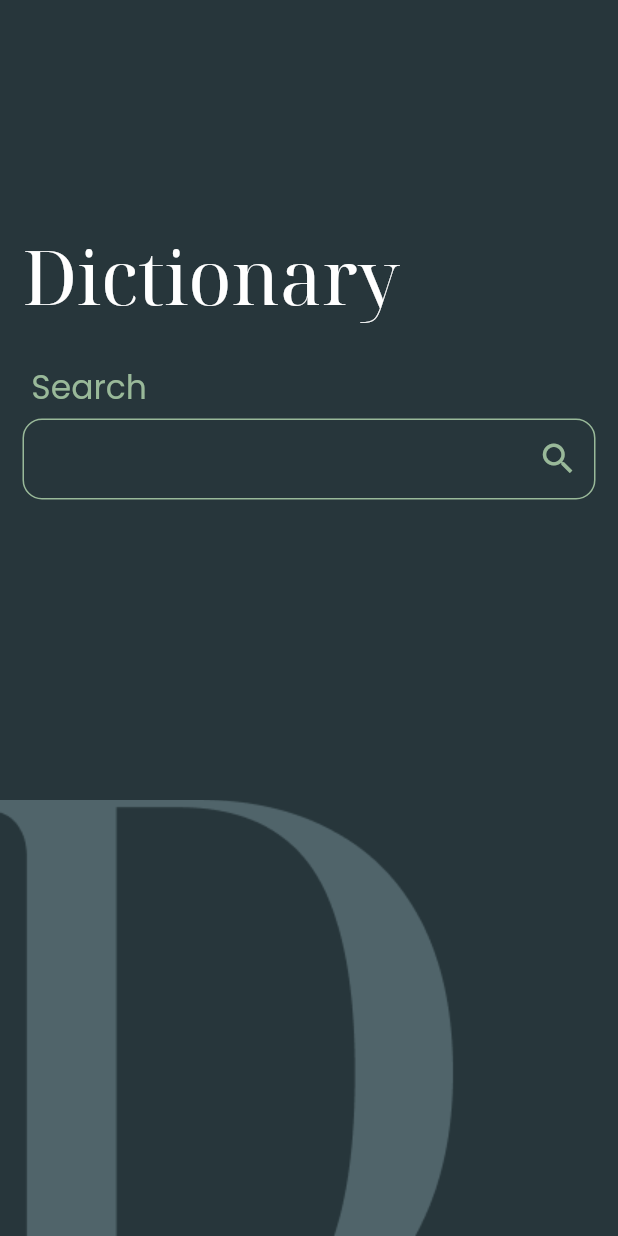
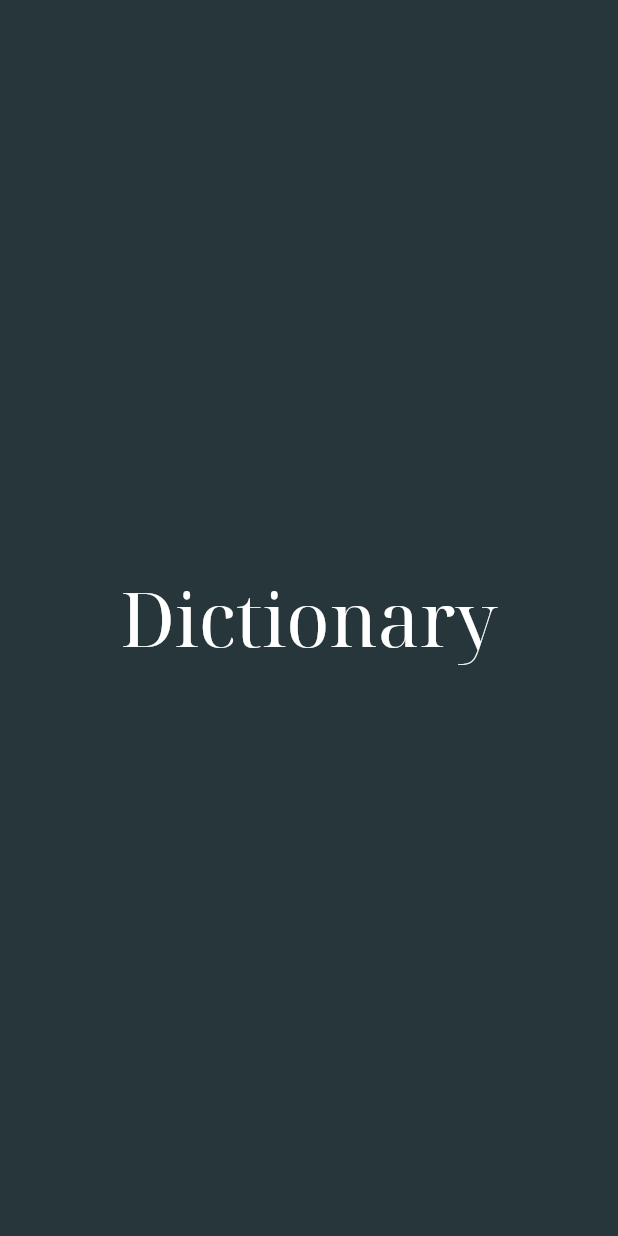
Before and after one commit to hannaaah/DictionaryApp, a Flutter app: the first screen one second after launch, on a phone screen of 412 x 824 dp. Run offline on Flutter 3.47's test engine with Material 2 defaults, Android fonts, the phone set to English and light mode, and no system bars; our stand-ins replace audioplayers, connectivity_plus, google_fonts.

Commit message:
Completed splash screen framework.

```diff
--- a/lib/main.dart
+++ b/lib/main.dart
@@ -1,4 +1,4 @@
-import 'package:dictionary/pages/home.dart';
+import 'package:dictionary/pages/splash.dart';
 import 'package:flutter/material.dart';
 
 void main() {
@@ -10,6 +10,6 @@ class MyApp extends StatelessWidget {
 
   @override
   Widget build(BuildContext context) {
-    return MaterialApp(debugShowCheckedModeBanner: false, home: Home());
+    return const MaterialApp(debugShowCheckedModeBanner: false, home: Splash());
   }
 }
--- /dev/null
+++ b/lib/pages/splash.dart
@@ -0,0 +1,36 @@
+import 'dart:async';
+
+import 'package:dictionary/pages/home.dart';
+import 'package:dictionary/themes/themes.dart';
+import 'package:flutter/material.dart';
+
+class Splash extends StatefulWidget {
+  const Splash({Key? key}) : super(key: key);
+
+  @override
+  State<Splash> createState() => _SplashState();
+}
+
+class _SplashState extends State<Splash> {
+  @override
+  void initState() {
+    super.initState();
+    Timer(const Duration(seconds: 2), () {
+      Navigator.of(context)
+          .pushReplacement(MaterialPageRoute(builder: (_) => Home()));
+    });
+  }
+
+  @override
+  Widget build(BuildContext context) {
+    return Scaffold(
+      backgroundColor: Themes.bg,
+      body: Center(
+        child: Text(
+          "Dictionary",
+          style: Themes.word(50),
+        ),
+      ),
+    );
+  }
+}
```
